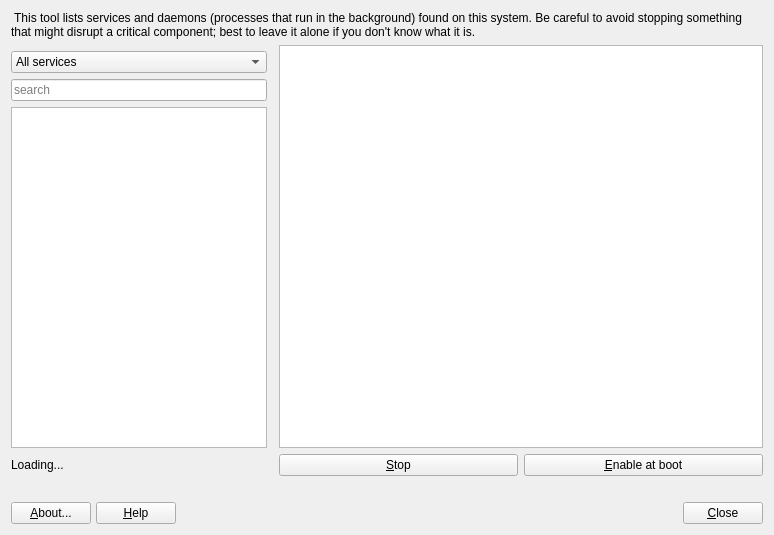
Before: the Qt Designer form mainwindow.ui in MX-Linux/mx-service-manager, drawn with Qt 5.
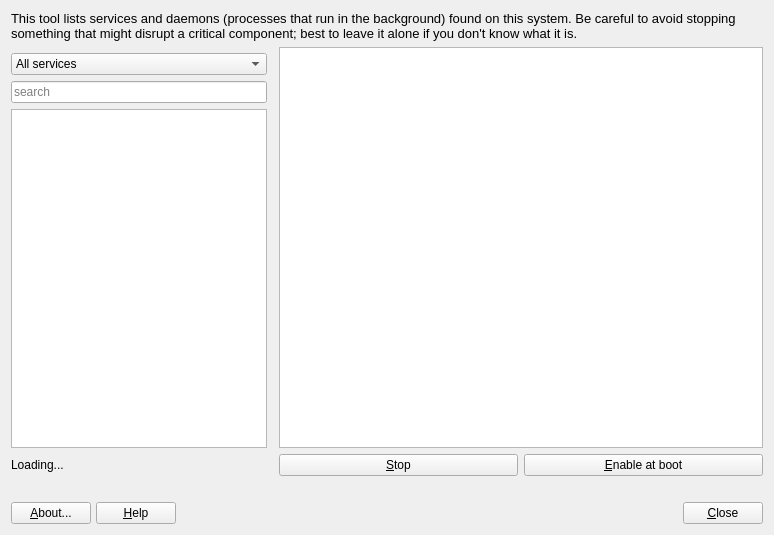
After: the same form once the commit is applied. Icons and pictures are not drawn.

Commit message: Add flashing 'Loading..'; increased text size; increased margin for label

```diff
--- a/mainwindow.ui
+++ b/mainwindow.ui
@@ -212,12 +212,30 @@
    </item>
    <item row="0" column="0" colspan="4">
     <widget class="QLabel" name="label">
+     <property name="font">
+      <font>
+       <pointsize>10</pointsize>
+       <bold>false</bold>
+      </font>
+     </property>
+     <property name="frameShape">
+      <enum>QFrame::NoFrame</enum>
+     </property>
+     <property name="frameShadow">
+      <enum>QFrame::Plain</enum>
+     </property>
      <property name="text">
-      <string> This tool lists services and daemons (processes that run in the background) found on this system. Be careful to avoid stopping something that might disrupt a critical component; best to leave it alone if you don't know what it is.</string>
+      <string>This tool lists services and daemons (processes that run in the background) found on this system. Be careful to avoid stopping something that might disrupt a critical component; best to leave it alone if you don't know what it is.</string>
+     </property>
+     <property name="scaledContents">
+      <bool>false</bool>
      </property>
      <property name="wordWrap">
       <bool>true</bool>
      </property>
+     <property name="margin">
+      <number>7</number>
+     </property>
     </widget>
    </item>
    <item row="2" column="0">
```
The commit also changes 1 other file.
